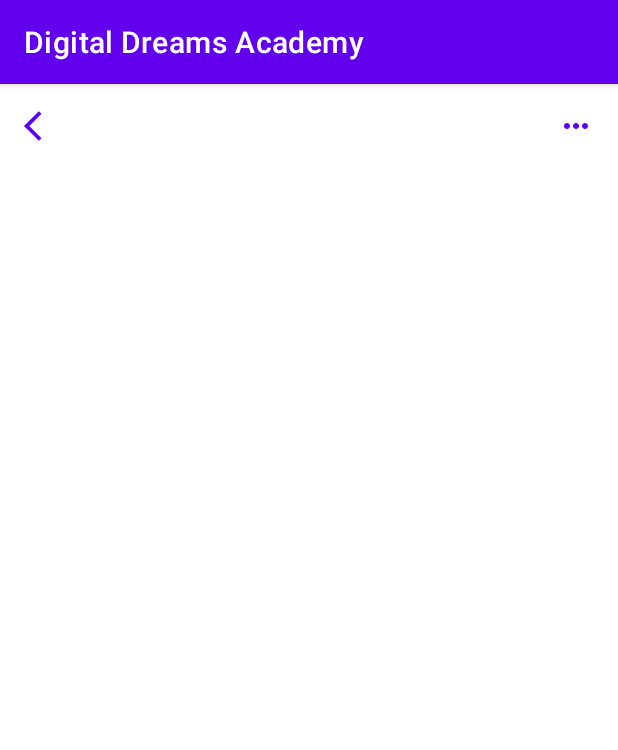
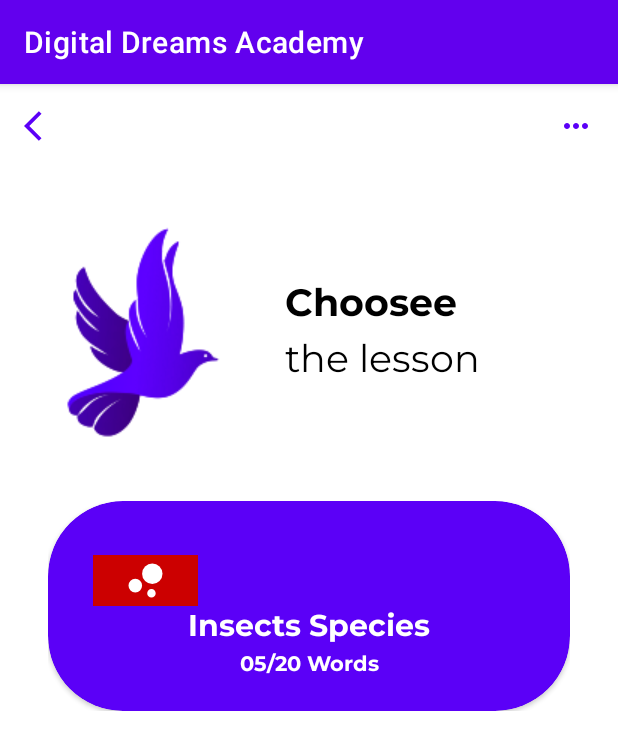
Before and after one commit to KramStyles/ddt1, an Android app: the choose screen opened directly, with no data from a screen before it, on a phone screen of 412 x 824 dp. Shown: the top 750 px of the screen. Run offline under Robolectric (Android 15) with nearby library versions, the phone set to English and light mode, and no system bars.

Commit message:
added images of lion and bee and working on card view

```diff
--- a/app/src/main/res/layout/activity_choose.xml
+++ b/app/src/main/res/layout/activity_choose.xml
@@ -4,9 +4,11 @@
     xmlns:tools="http://schemas.android.com/tools"
     android:layout_width="match_parent"
     android:layout_height="match_parent"
+    android:orientation="horizontal"
     tools:context=".choose">
 
     <LinearLayout
+        android:id="@+id/linearLayout3"
         android:layout_width="0dp"
         android:layout_height="wrap_content"
         android:layout_marginStart="16dp"
@@ -35,4 +37,111 @@
             android:scaleType="fitEnd"
             app:srcCompat="@drawable/ic_more" />
     </LinearLayout>
+
+    <androidx.gridlayout.widget.GridLayout
+        android:id="@+id/gridLayout2"
+        android:layout_width="match_parent"
+        android:layout_height="wrap_content"
+        android:layout_marginTop="32dp"
+        app:layout_constraintEnd_toEndOf="parent"
+        app:layout_constraintStart_toStartOf="parent"
+        app:layout_constraintTop_toBottomOf="@+id/linearLayout3">
+
+        <ImageView
+            android:id="@+id/imageView9"
+            android:layout_width="wrap_content"
+            android:layout_height="wrap_content"
+            android:layout_margin="20dp"
+            android:contentDescription="@string/heading1"
+            app:layout_column="0"
+            app:layout_row="0"
+            app:srcCompat="@drawable/dove" />
+
+        <androidx.gridlayout.widget.GridLayout
+            android:layout_width="wrap_content"
+            android:layout_height="match_parent"
+            app:layout_gravity="center_vertical"
+            app:orientation="vertical">
+
+            <TextView
+                android:id="@+id/textView15"
+                android:layout_width="wrap_content"
+                android:layout_height="wrap_content"
+                android:fontFamily="@font/montserrat_bold"
+                android:text="@string/choosee"
+                android:textColor="@color/black"
+                android:textSize="25sp" />
+
+            <TextView
+                android:id="@+id/textView19"
+                android:layout_width="wrap_content"
+                android:layout_height="wrap_content"
+                android:fontFamily="@font/montserrat"
+                android:text="@string/lesson"
+                android:textColor="@color/black"
+                android:textSize="25sp" />
+        </androidx.gridlayout.widget.GridLayout>
+    </androidx.gridlayout.widget.GridLayout>
+
+    <androidx.gridlayout.widget.GridLayout
+        android:layout_width="match_parent"
+        android:layout_height="wrap_content"
+        android:layout_marginStart="32dp"
+        android:layout_marginTop="16dp"
+        android:layout_marginEnd="32dp"
+        app:layout_constraintEnd_toEndOf="parent"
+        app:layout_constraintStart_toStartOf="parent"
+        app:layout_constraintTop_toBottomOf="@+id/gridLayout2">
+
+        <androidx.cardview.widget.CardView
+            android:layout_width="match_parent"
+            android:layout_height="wrap_content"
+            android:textAlignment="center"
+            app:cardBackgroundColor="#5B00F7"
+            app:cardCornerRadius="50dp"
+            app:contentPadding="20dp"
+            app:layout_gravity="center_horizontal|center_vertical">
+
+            <androidx.gridlayout.widget.GridLayout
+                android:layout_width="match_parent"
+                android:layout_height="wrap_content"
+                android:layout_marginStart="10dp"
+                android:layout_marginTop="16dp"
+                android:layout_marginEnd="10dp"
+                app:layout_constraintEnd_toEndOf="parent"
+                app:layout_constraintStart_toStartOf="parent"
+                app:layout_constraintTop_toBottomOf="@+id/gridLayout2"
+                app:orientation="vertical">
+
+                <ImageView
+                    android:id="@+id/imageView10"
+                    android:layout_width="70dp"
+                    android:layout_height="34dp"
+                    android:background="@android:color/holo_red_dark"
+                    app:srcCompat="@drawable/ic_bubble" />
+
+                <TextView
+                    android:id="@+id/textView20"
+                    android:layout_width="match_parent"
+                    android:layout_height="wrap_content"
+                    android:fontFamily="@font/montserrat_bold"
+                    android:text="@string/insect"
+                    android:textAlignment="center"
+                    android:textColor="@color/white"
+                    android:textSize="20sp" />
+
+                <TextView
+                    android:layout_width="match_parent"
+                    android:layout_height="wrap_content"
+                    android:fontFamily="@font/montserrat_bold"
+                    android:text="05/20 Words"
+                    android:textAlignment="center"
+                    android:textColor="@color/white" />
+
+            </androidx.gridlayout.widget.GridLayout>
+
+        </androidx.cardview.widget.CardView>
+    </androidx.gridlayout.widget.GridLayout>
+
+
 </androidx.constraintlayout.widget.ConstraintLayout>
--- a/app/src/main/res/values/strings.xml
+++ b/app/src/main/res/values/strings.xml
@@ -15,4 +15,7 @@
     values-round/strings.xml for round devices.
     -->
     <string name="hello_world">Hello Square World!</string>
+    <string name="lesson">the lesson</string>
+    <string name="choosee">Choosee</string>
+    <string name="insect">Insects Species</string>
 </resources>
```
